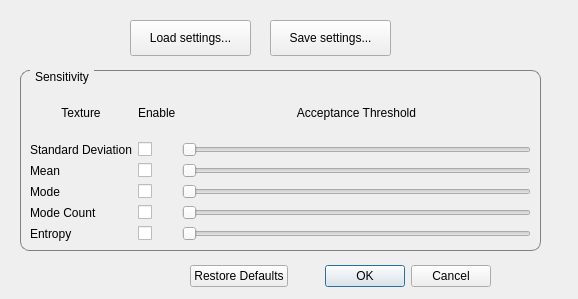
First picture: the form in python/settings_dialog.ui, repository NPS-DEEP/tv_diff, before the edit.
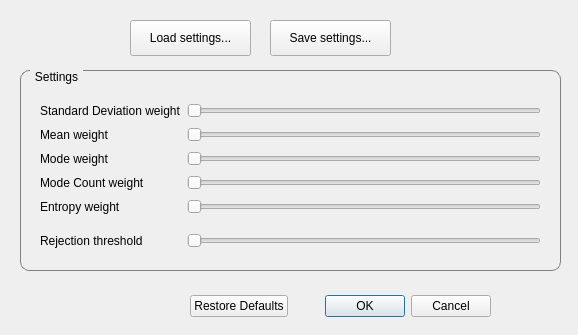
Second picture: the form after the edit.

Diff of the .ui file:
```diff
--- a/python/settings_dialog.ui
+++ b/python/settings_dialog.ui
@@ -7,7 +7,7 @@
     <x>0</x>
     <y>0</y>
     <width>578</width>
-    <height>299</height>
+    <height>335</height>
    </rect>
   </property>
   <property name="windowTitle">
@@ -17,7 +17,7 @@
    <property name="geometry">
     <rect>
      <x>190</x>
-     <y>260</y>
+     <y>290</y>
      <width>301</width>
      <height>32</height>
     </rect>
@@ -63,8 +63,8 @@
     <rect>
      <x>20</x>
      <y>70</y>
-     <width>521</width>
-     <height>181</height>
+     <width>541</width>
+     <height>201</height>
     </rect>
    </property>
    <property name="layoutDirection">
@@ -84,97 +84,49 @@
 }</string>
    </property>
    <property name="title">
-    <string>Sensitivity</string>
+    <string>Settings</string>
    </property>
    <widget class="QWidget" name="gridLayoutWidget">
     <property name="geometry">
      <rect>
-      <x>10</x>
-      <y>20</y>
+      <x>20</x>
+      <y>30</y>
       <width>501</width>
-      <height>151</height>
+      <height>155</height>
      </rect>
     </property>
     <layout class="QGridLayout" name="gridLayout">
-     <item row="4" column="1">
-      <widget class="QCheckBox" name="use3_cb">
-       <property name="text">
-        <string/>
-       </property>
-      </widget>
-     </item>
-     <item row="1" column="1">
-      <widget class="QCheckBox" name="use0_cb">
-       <property name="text">
-        <string/>
-       </property>
-      </widget>
-     </item>
-     <item row="2" column="1">
-      <widget class="QCheckBox" name="use1_cb">
-       <property name="text">
-        <string/>
-       </property>
-      </widget>
-     </item>
-     <item row="1" column="3">
+     <item row="1" column="2">
       <widget class="QSlider" name="slider0">
        <property name="maximum">
-        <number>255</number>
+        <number>1000</number>
        </property>
        <property name="orientation">
         <enum>Qt::Horizontal</enum>
        </property>
       </widget>
      </item>
-     <item row="3" column="1">
-      <widget class="QCheckBox" name="use2_cb">
+     <item row="7" column="0">
+      <widget class="QLabel" name="label">
        <property name="text">
-        <string/>
+        <string>Rejection threshold</string>
        </property>
       </widget>
      </item>
-     <item row="5" column="1">
-      <widget class="QCheckBox" name="use4_cb">
-       <property name="text">
-        <string/>
-       </property>
-      </widget>
-     </item>
-     <item row="2" column="3">
-      <widget class="QSlider" name="slider1">
+     <item row="7" column="2">
+      <widget class="QSlider" name="rejection_slider">
        <property name="maximum">
-        <number>255</number>
+        <number>1000</number>
        </property>
        <property name="orientation">
         <enum>Qt::Horizontal</enum>
        </property>
       </widget>
      </item>
-     <item row="3" column="3">
+     <item row="3" column="2">
       <widget class="QSlider" name="slider2">
        <property name="maximum">
-        <number>255</number>
-       </property>
-       <property name="orientation">
-        <enum>Qt::Horizontal</enum>
-       </property>
-      </widget>
-     </item>
-     <item row="4" column="3">
-      <widget class="QSlider" name="slider3">
-       <property name="maximum">
-        <number>255</number>
-       </property>
-       <property name="orientation">
-        <enum>Qt::Horizontal</enum>
-       </property>
-      </widget>
-     </item>
-     <item row="5" column="3">
-      <widget class="QSlider" name="slider4">
-       <property name="maximum">
-        <number>255</number>
+        <number>1000</number>
        </property>
        <property name="orientation">
         <enum>Qt::Horizontal</enum>
@@ -184,74 +136,84 @@
      <item row="3" column="0">
       <widget class="QLabel" name="label_5">
        <property name="text">
-        <string>Mode</string>
+        <string>Mode weight</string>
        </property>
       </widget>
      </item>
-     <item row="0" column="0">
-      <widget class="QLabel" name="label_8">
-       <property name="toolTip">
-        <string>Texture Vector Element</string>
+     <item row="5" column="2">
+      <widget class="QSlider" name="slider4">
+       <property name="maximum">
+        <number>1000</number>
        </property>
-       <property name="text">
-        <string>Texture</string>
-       </property>
-       <property name="alignment">
-        <set>Qt::AlignCenter</set>
-       </property>
-      </widget>
-     </item>
-     <item row="4" column="0">
-      <widget class="QLabel" name="label_6">
-       <property name="text">
-        <string>Mode Count</string>
-       </property>
-      </widget>
-     </item>
-     <item row="0" column="1">
-      <widget class="QLabel" name="label_9">
-       <property name="toolTip">
-        <string>Enable this Texture</string>
-       </property>
-       <property name="text">
-        <string>Enable</string>
-       </property>
-      </widget>
-     </item>
-     <item row="0" column="3">
-      <widget class="QLabel" name="label_11">
-       <property name="toolTip">
-        <string>Similarity Threshold</string>
-       </property>
-       <property name="text">
-        <string>Acceptance Threshold</string>
-       </property>
-       <property name="alignment">
-        <set>Qt::AlignCenter</set>
+       <property name="orientation">
+        <enum>Qt::Horizontal</enum>
        </property>
       </widget>
      </item>
      <item row="1" column="0">
       <widget class="QLabel" name="label_3">
        <property name="text">
-        <string>Standard Deviation</string>
+        <string>Standard Deviation weight</string>
        </property>
       </widget>
      </item>
      <item row="5" column="0">
       <widget class="QLabel" name="label_7">
        <property name="text">
-        <string>Entropy</string>
+        <string>Entropy weight</string>
        </property>
       </widget>
      </item>
      <item row="2" column="0">
       <widget class="QLabel" name="label_4">
        <property name="text">
-        <string>Mean</string>
+        <string>Mean weight</string>
        </property>
       </widget>
      </item>
+     <item row="2" column="2">
+      <widget class="QSlider" name="slider1">
+       <property name="maximum">
+        <number>1000</number>
+       </property>
+       <property name="orientation">
+        <enum>Qt::Horizontal</enum>
+       </property>
+      </widget>
+     </item>
+     <item row="4" column="0">
+      <widget class="QLabel" name="label_6">
+       <property name="text">
+        <string>Mode Count weight</string>
+       </property>
+      </widget>
+     </item>
+     <item row="4" column="2">
+      <widget class="QSlider" name="slider3">
+       <property name="maximum">
+        <number>1000</number>
+       </property>
+       <property name="orientation">
+        <enum>Qt::Horizontal</enum>
+       </property>
+      </widget>
+     </item>
+     <item row="6" column="0">
+      <spacer name="verticalSpacer">
+       <property name="orientation">
+        <enum>Qt::Vertical</enum>
+       </property>
+       <property name="sizeType">
+        <enum>QSizePolicy::Fixed</enum>
+       </property>
+       <property name="sizeHint" stdset="0">
+        <size>
+         <width>20</width>
+         <height>10</height>
+        </size>
+       </property>
+      </spacer>
+     </item>
     </layout>
    </widget>
   </widget>
```
